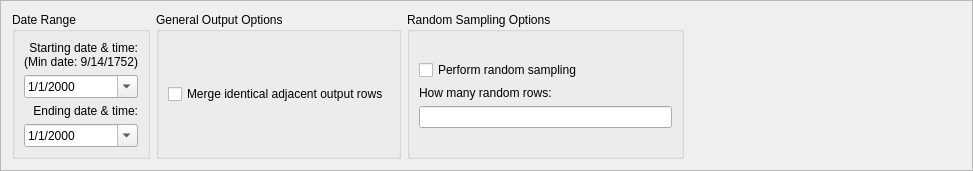
This is NewGeneUI/NewGene/Widgets/CreateOutput/SelectVariables/timerangebox.ui in daniel347x/newgene as Qt 5 draws it before an edit. The edited form follows.
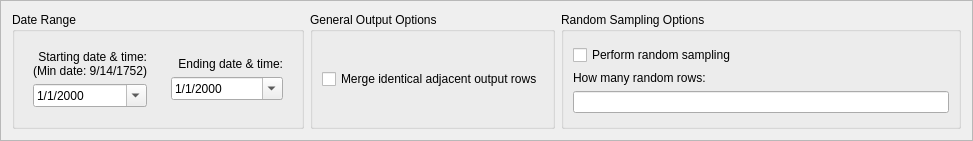
This is the edited form. Custom widgets are drawn as their Qt base class.

Commit message: More form layout adjustments in UI

The edit to the form file:
```diff
--- a/NewGeneUI/NewGene/Widgets/CreateOutput/SelectVariables/timerangebox.ui
+++ b/NewGeneUI/NewGene/Widgets/CreateOutput/SelectVariables/timerangebox.ui
@@ -7,13 +7,13 @@
     <x>0</x>
     <y>0</y>
     <width>973</width>
-    <height>166</height>
+    <height>141</height>
    </rect>
   </property>
   <property name="maximumSize">
    <size>
     <width>16777215</width>
-    <height>166</height>
+    <height>141</height>
    </size>
   </property>
   <property name="windowTitle">
@@ -35,9 +35,14 @@
          <property name="title">
           <string>Date Range</string>
          </property>
+         <layout class="QHBoxLayout" name="horizontalLayout_3">
+          <item>
+           <widget class="QWidget" name="widget" native="true">
+            <layout class="QVBoxLayout" name="verticalLayout_6">
+             <item>
          <layout class="QVBoxLayout" name="verticalLayout_3">
           <item>
-           <spacer name="verticalSpacer_4">
+                <spacer name="verticalSpacer_3">
             <property name="orientation">
              <enum>Qt::Vertical</enum>
             </property>
@@ -98,6 +103,42 @@
            </widget>
           </item>
           <item>
+                <spacer name="verticalSpacer_4">
+                 <property name="orientation">
+                  <enum>Qt::Vertical</enum>
+                 </property>
+                 <property name="sizeHint" stdset="0">
+                  <size>
+                   <width>20</width>
+                   <height>40</height>
+                  </size>
+                 </property>
+                </spacer>
+               </item>
+              </layout>
+             </item>
+            </layout>
+           </widget>
+          </item>
+          <item>
+           <widget class="QWidget" name="widget_2" native="true">
+            <layout class="QVBoxLayout" name="verticalLayout_10">
+             <item>
+              <layout class="QVBoxLayout" name="verticalLayout_9">
+               <item>
+                <spacer name="verticalSpacer_7">
+                 <property name="orientation">
+                  <enum>Qt::Vertical</enum>
+                 </property>
+                 <property name="sizeHint" stdset="0">
+                  <size>
+                   <width>20</width>
+                   <height>40</height>
+                  </size>
+                 </property>
+                </spacer>
+               </item>
+               <item>
            <widget class="QLabel" name="label">
             <property name="minimumSize">
              <size>
@@ -141,8 +182,10 @@
             </property>
            </widget>
           </item>
+              </layout>
+             </item>
           <item>
-           <spacer name="verticalSpacer_3">
+              <spacer name="verticalSpacer_8">
             <property name="orientation">
              <enum>Qt::Vertical</enum>
             </property>
@@ -153,6 +196,12 @@
              </size>
             </property>
            </spacer>
+             </item>
+            </layout>
+            <zorder>label</zorder>
+            <zorder>verticalLayoutWidget_2</zorder>
+            <zorder>verticalSpacer_8</zorder>
+           </widget>
           </item>
          </layout>
         </widget>
@@ -269,19 +318,6 @@
          <zorder>label_3</zorder>
         </widget>
        </item>
-       <item>
-        <spacer name="horizontalSpacer">
-         <property name="orientation">
-          <enum>Qt::Horizontal</enum>
-         </property>
-         <property name="sizeHint" stdset="0">
-          <size>
-           <width>40</width>
-           <height>20</height>
-          </size>
-         </property>
-        </spacer>
-       </item>
       </layout>
      </item>
     </layout>
```
Left out of the diff: 2 changed lines with no effect on the pictures. Lines whose indentation alone changed are shown as unchanged.
